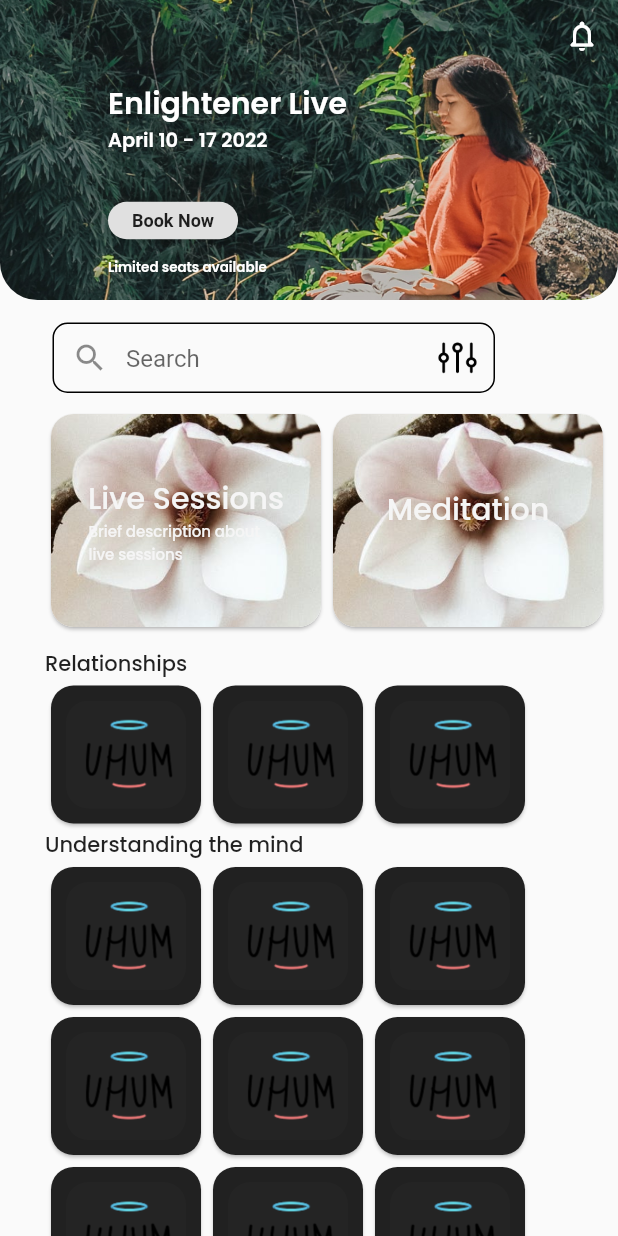
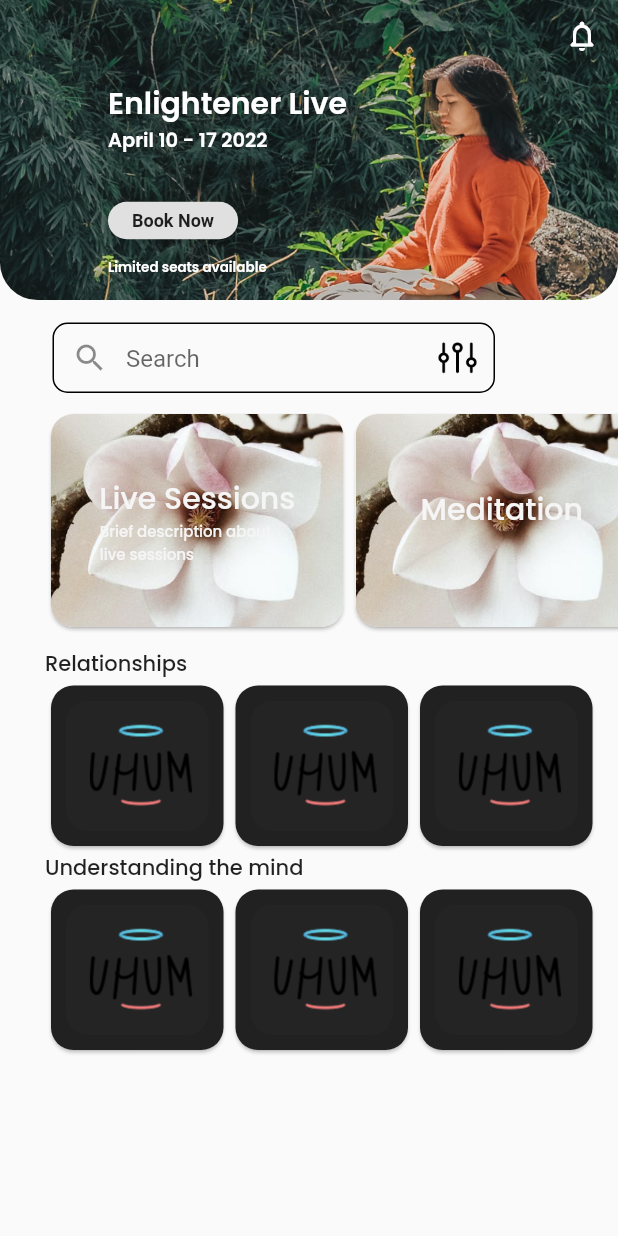
Before and after one commit to AruneshKumarPrasad/uhum, a Flutter app: the Discover screen opened directly, on a phone screen of 412 x 824 dp. Run offline on Flutter 3.47's test engine with Material 2 defaults, Android fonts, the phone set to English and light mode, and no system bars; our stand-ins replace google_fonts, smooth_page_indicator.

Commit message:
fine tunning some elements

```diff
--- a/lib/Discover.dart
+++ b/lib/Discover.dart
@@ -255,7 +255,7 @@ class _DiscoverState extends State<Discover> {
                                 print(titles1[index]);
                               },
                               child: Container(
-                                width: 180,
+                                width: 195,
                                 height: 150,
                                 decoration: BoxDecoration(
                                   borderRadius: BorderRadius.circular(15),
@@ -310,7 +310,7 @@ class _DiscoverState extends State<Discover> {
                         ),
                       ),
                       SizedBox(
-                        height: 100.0,
+                        height: 115.0,
                         child: ListView.builder(
                           physics: ClampingScrollPhysics(),
                           shrinkWrap: true,
@@ -326,8 +326,8 @@ class _DiscoverState extends State<Discover> {
                               child: Container(
                                 alignment: Alignment.center,
                                 margin: EdgeInsets.all(10),
-                                width: 80,
-                                height: 110,
+                                width: 95,
+                                height: 115,
                                 decoration: BoxDecoration(
                                   borderRadius: BorderRadius.circular(15),
                                   image: DecorationImage(
@@ -349,39 +349,7 @@ class _DiscoverState extends State<Discover> {
                         ),
                       ),
                       SizedBox(
-                        height: 100.0,
-                        child: ListView.builder(
-                          physics: ClampingScrollPhysics(),
-                          shrinkWrap: true,
-                          scrollDirection: Axis.horizontal,
-                          itemCount: images3.length,
-                          itemBuilder: (BuildContext context, int index) =>
-                              Card(
-                            color: Colors.grey[900],
-                            shape: RoundedRectangleBorder(
-                                borderRadius: BorderRadius.circular(15)),
-                            child: GestureDetector(
-                              onTap: () {
-
-                              },
-                              child: Container(
-                                alignment: Alignment.center,
-                                margin: EdgeInsets.all(10),
-                                width: 80,
-                                height: 110,
-                                decoration: BoxDecoration(
-                                  borderRadius: BorderRadius.circular(15),
-                                  image: DecorationImage(
-                                      image: AssetImage(images3[index]),
-                                      fit: BoxFit.cover),
-                                ),
-                              ),
-                            ),
-                          ),
-                        ),
-                      ),
-                      SizedBox(
-                        height: 100.0,
+                        height: 115.0,
                         child: ListView.builder(
                           physics: ClampingScrollPhysics(),
                           shrinkWrap: true,
@@ -397,68 +365,8 @@ class _DiscoverState extends State<Discover> {
                               child: Container(
                                 alignment: Alignment.center,
                                 margin: EdgeInsets.all(10),
-                                width: 80,
-                                height: 110,
-                                decoration: BoxDecoration(
-                                  borderRadius: BorderRadius.circular(15),
-                                  image: DecorationImage(
-                                      image: AssetImage(images3[index]),
-                                      fit: BoxFit.cover),
-                                ),
-                              ),
-                            ),
-                          ),
-                        ),
-                      ),
-                      SizedBox(
-                        height: 100.0,
-                        child: ListView.builder(
-                          physics: ClampingScrollPhysics(),
-                          shrinkWrap: true,
-                          scrollDirection: Axis.horizontal,
-                          itemCount: images3.length,
-                          itemBuilder: (BuildContext context, int index) =>
-                              Card(
-                            color: Colors.grey[900],
-                            shape: RoundedRectangleBorder(
-                                borderRadius: BorderRadius.circular(15)),
-                            child: GestureDetector(
-                              onTap: () {},
-                              child: Container(
-                                alignment: Alignment.center,
-                                margin: EdgeInsets.all(10),
-                                width: 80,
-                                height: 110,
-                                decoration: BoxDecoration(
-                                  borderRadius: BorderRadius.circular(15),
-                                  image: DecorationImage(
-                                      image: AssetImage(images3[index]),
-                                      fit: BoxFit.cover),
-                                ),
-                              ),
-                            ),
-                          ),
-                        ),
-                      ),
-                      SizedBox(
-                        height: 100.0,
-                        child: ListView.builder(
-                          physics: ClampingScrollPhysics(),
-                          shrinkWrap: true,
-                          scrollDirection: Axis.horizontal,
-                          itemCount: images3.length,
-                          itemBuilder: (BuildContext context, int index) =>
-                              Card(
-                            color: Colors.grey[900],
-                            shape: RoundedRectangleBorder(
-                                borderRadius: BorderRadius.circular(15)),
-                            child: GestureDetector(
-                              onTap: () {},
-                              child: Container(
-                                alignment: Alignment.center,
-                                margin: EdgeInsets.all(10),
-                                width: 80,
-                                height: 110,
+                                width: 95,
+                                height: 115,
                                 decoration: BoxDecoration(
                                   borderRadius: BorderRadius.circular(15),
                                   image: DecorationImage(
```
